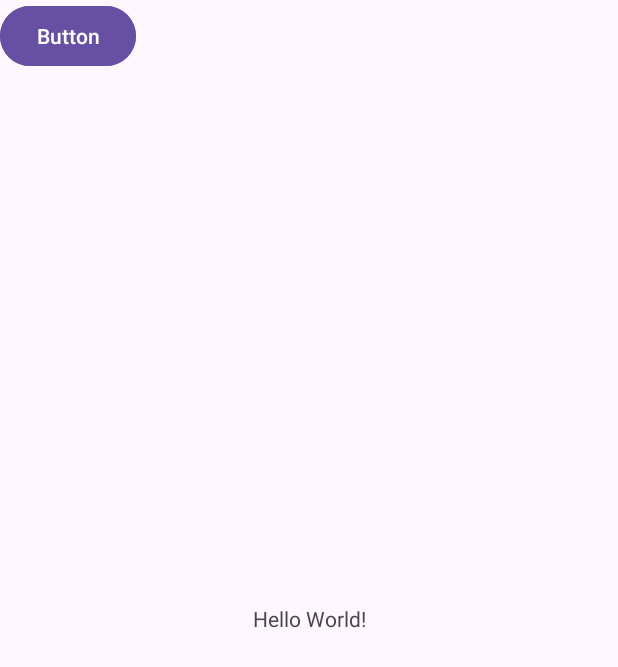
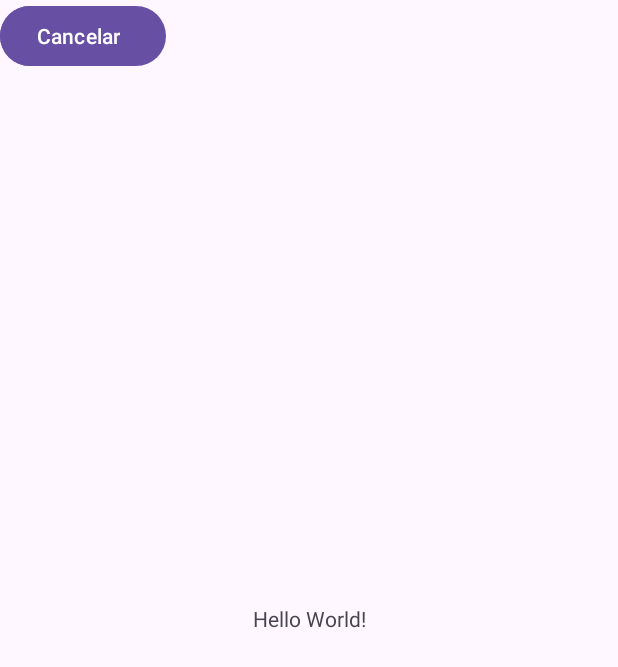
Before and after one commit to AlexSMedac/Programacion_MultimediayDispositivos_Moviles, an Android app: the screen it shows after launch (MainActivity), on a phone screen of 412 x 824 dp. Shown: the top 667 px of the screen. Run offline under Robolectric (Android 15) with nearby library versions, the light colour scheme and no system bars.

Commit message:
Continuar y cancelar

```diff
--- a/app/src/main/res/layout/activity_main.xml
+++ b/app/src/main/res/layout/activity_main.xml
@@ -20,7 +20,7 @@
         android:id="@+id/button"
         android:layout_width="wrap_content"
         android:layout_height="wrap_content"
-        android:text="Button"
+        android:text="Continuar"
         tools:layout_editor_absoluteX="51dp"
         tools:layout_editor_absoluteY="128dp" />
 
@@ -28,7 +28,7 @@
         android:id="@+id/button2"
         android:layout_width="wrap_content"
         android:layout_height="wrap_content"
-        android:text="Button"
+        android:text="Cancelar"
         tools:layout_editor_absoluteX="279dp"
         tools:layout_editor_absoluteY="127dp" />
 
```
